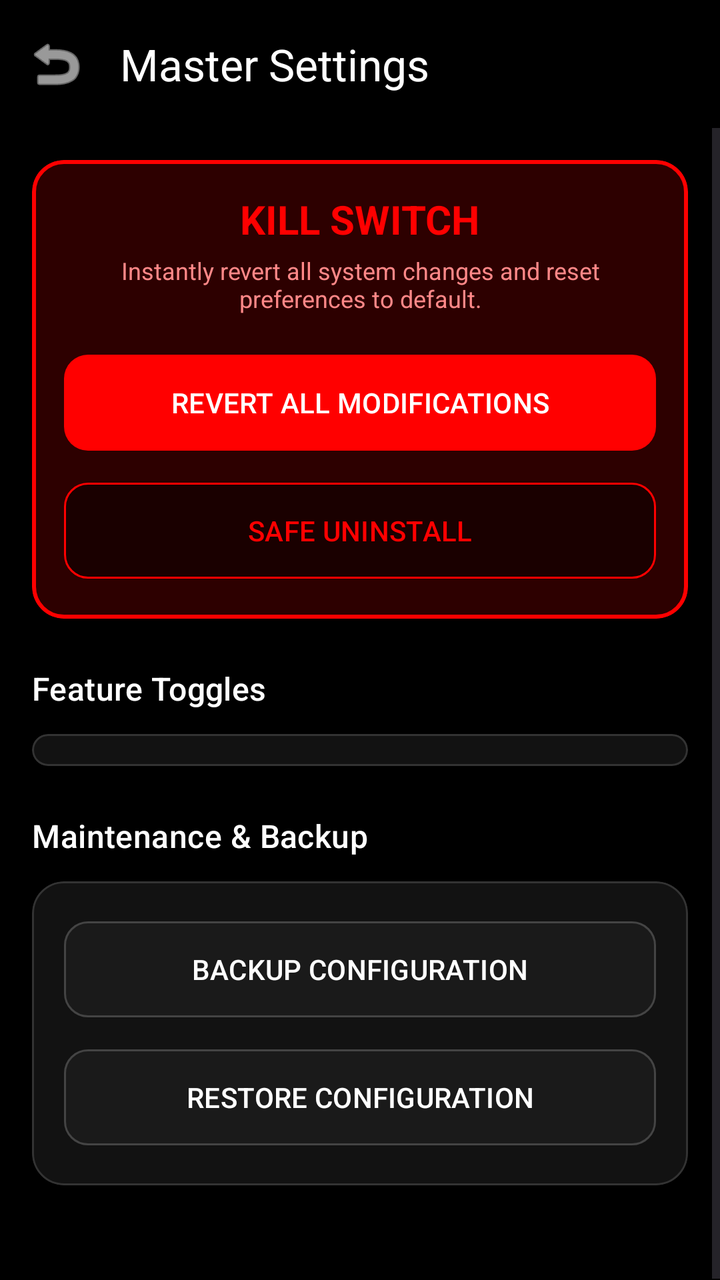
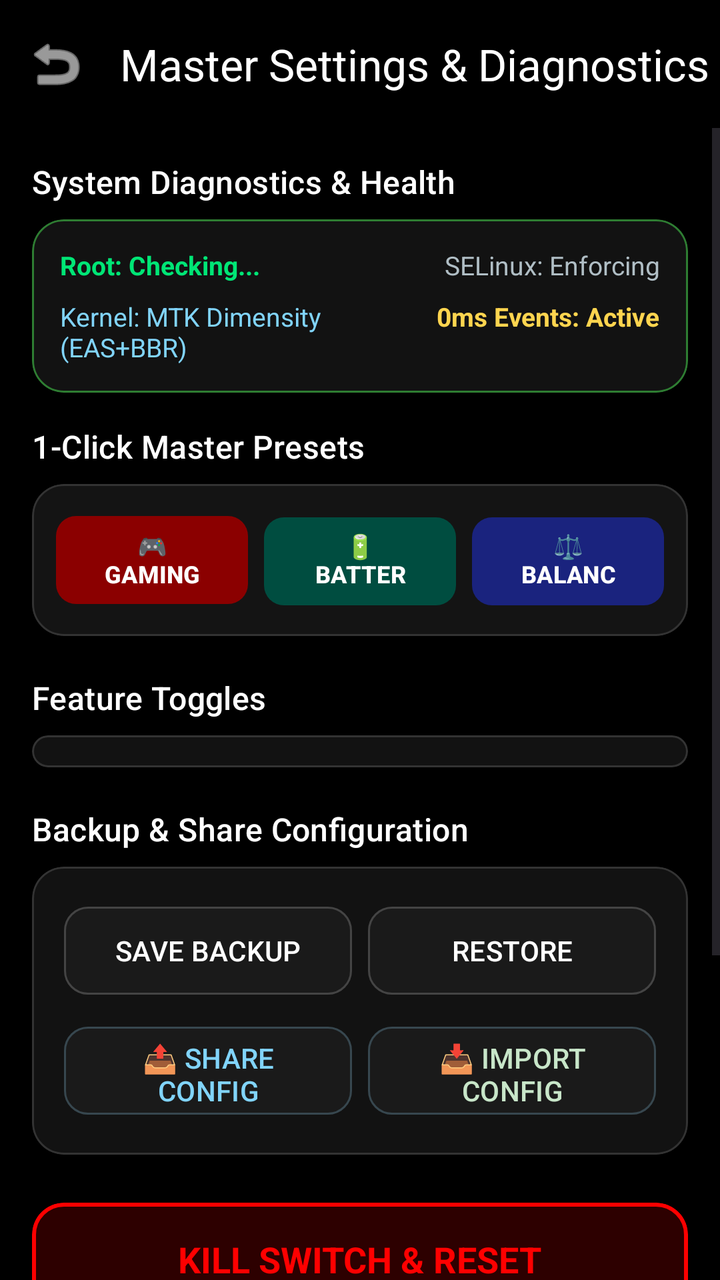

The first picture is an Android layout as it rendered before a commit; the second is the same layout after the commit. The layout source and the unified diff follow.
<!-- AndroidManifest.xml: activity theme Theme.PhoneControl -->
<!-- res/layout/activity_settings.xml -->
<?xml version="1.0" encoding="utf-8"?>
<LinearLayout xmlns:android="http://schemas.android.com/apk/res/android"
    xmlns:app="http://schemas.android.com/apk/res-auto"
    android:layout_width="match_parent"
    android:layout_height="match_parent"
    android:orientation="vertical"
    android:background="@android:color/black"
    android:fitsSystemWindows="true">

    <com.google.android.material.appbar.MaterialToolbar
        android:id="@+id/toolbarSettings"
        android:layout_width="match_parent"
        android:layout_height="?attr/actionBarSize"
        app:title="Master Settings"
        app:titleTextColor="@android:color/white"
        app:navigationIcon="@android:drawable/ic_menu_revert"
        app:navigationIconTint="@android:color/white" />

    <ScrollView
        android:layout_width="match_parent"
        android:layout_height="match_parent">

        <LinearLayout
            android:layout_width="match_parent"
            android:layout_height="wrap_content"
            android:orientation="vertical"
            android:padding="16dp">

            
            <com.google.android.material.card.MaterialCardView
                android:layout_width="match_parent"
                android:layout_height="wrap_content"
                android:layout_marginBottom="24dp"
                app:cardCornerRadius="16dp"
                app:cardBackgroundColor="#2D0000"
                app:strokeWidth="2dp"
                app:strokeColor="#FF0000">

                <LinearLayout
                    android:layout_width="match_parent"
                    android:layout_height="wrap_content"
                    android:orientation="vertical"
                    android:padding="16dp"
                    android:gravity="center">

                    <TextView
                        android:layout_width="wrap_content"
                        android:layout_height="wrap_content"
                        android:text="KILL SWITCH"
                        android:textColor="#FF0000"
                        android:textSize="20sp"
                        android:textStyle="bold" />

                    <TextView
                        android:layout_width="wrap_content"
                        android:layout_height="wrap_content"
                        android:text="Instantly revert all system changes and reset preferences to default."
                        android:textColor="#FF8888"
                        android:textSize="12sp"
                        android:gravity="center"
                        android:layout_marginTop="4dp" />

                    <Button
                        android:id="@+id/btnKillSwitch"
                        android:layout_width="match_parent"
                        android:layout_height="56dp"
                        android:layout_marginTop="16dp"
                        android:text="REVERT ALL MODIFICATIONS"
                        android:textColor="@android:color/white"
                        app:backgroundTint="#FF0000"
                        app:cornerRadius="12dp" />

                    <Button
                        android:id="@+id/btnSafeUninstall"
                        android:layout_width="match_parent"
                        android:layout_height="56dp"
                        android:layout_marginTop="8dp"
                        android:text="SAFE UNINSTALL"
                        android:textColor="#FF0000"
                        app:backgroundTint="#1A0000"
                        app:strokeWidth="1dp"
                        app:strokeColor="#FF0000"
                        app:cornerRadius="12dp" />
                </LinearLayout>
            </com.google.android.material.card.MaterialCardView>

            <TextView
                android:layout_width="wrap_content"
                android:layout_height="wrap_content"
                android:text="Feature Toggles"
                android:textColor="@android:color/white"
                android:textAppearance="@style/TextAppearance.Material3.TitleMedium"
                android:layout_marginBottom="12dp" />

            <com.google.android.material.card.MaterialCardView
                android:layout_width="match_parent"
                android:layout_height="wrap_content"
                app:cardCornerRadius="16dp"
                app:cardBackgroundColor="#121212"
                app:strokeWidth="1dp"
                app:strokeColor="#333333">

                <LinearLayout
                    android:id="@+id/layoutToggleContainer"
                    android:layout_width="match_parent"
                    android:layout_height="wrap_content"
                    android:orientation="vertical"
                    android:padding="8dp" />
            </com.google.android.material.card.MaterialCardView>

            <TextView
                android:layout_width="wrap_content"
                android:layout_height="wrap_content"
                android:text="Maintenance &amp; Backup"
                android:textColor="@android:color/white"
                android:textAppearance="@style/TextAppearance.Material3.TitleMedium"
                android:layout_marginTop="24dp"
                android:layout_marginBottom="12dp" />

            <com.google.android.material.card.MaterialCardView
                android:layout_width="match_parent"
                android:layout_height="wrap_content"
                android:layout_marginBottom="32dp"
                app:cardCornerRadius="16dp"
                app:cardBackgroundColor="#121212"
                app:strokeWidth="1dp"
                app:strokeColor="#333333">

                <LinearLayout
                    android:layout_width="match_parent"
                    android:layout_height="wrap_content"
                    android:orientation="vertical"
                    android:padding="16dp">

                    <Button
                        android:id="@+id/btnBackup"
                        android:layout_width="match_parent"
                        android:layout_height="56dp"
                        android:text="BACKUP CONFIGURATION"
                        app:cornerRadius="12dp"
                        android:backgroundTint="#1A1A1A"
                        android:textColor="@android:color/white"
                        app:strokeWidth="1dp"
                        app:strokeColor="#444444" />

                    <Button
                        android:id="@+id/btnRestore"
                        android:layout_width="match_parent"
                        android:layout_height="56dp"
                        android:layout_marginTop="8dp"
                        android:text="RESTORE CONFIGURATION"
                        app:cornerRadius="12dp"
                        android:backgroundTint="#1A1A1A"
                        android:textColor="@android:color/white"
                        app:strokeWidth="1dp"
                        app:strokeColor="#444444" />
                </LinearLayout>
            </com.google.android.material.card.MaterialCardView>

        </LinearLayout>
    </ScrollView>
</LinearLayout>
<!-- resources referenced by this layout -->
<resources>
  <style name="Theme.PhoneControl" parent="Theme.Material3.DayNight.NoActionBar">
          
          <item name="colorPrimary">@color/purple_500</item>
          <item name="colorPrimaryVariant">@color/purple_700</item>
          <item name="colorOnPrimary">@color/white</item>
          
          <item name="colorSecondary">@color/teal_200</item>
          <item name="colorSecondaryVariant">@color/teal_700</item>
          <item name="colorOnSecondary">@color/black</item>
          
          <item name="android:statusBarColor">@android:color/black</item>
          <item name="android:windowLightStatusBar" tools:targetApi="m">false</item>
          
          
          
      </style>
  <color name="purple_500">#FF6200EE</color>
  <color name="purple_700">#FF3700B3</color>
  <color name="white">#FFFFFFFF</color>
  <color name="teal_200">#FF03DAC5</color>
  <color name="teal_700">#FF018786</color>
  <color name="black">#FF000000</color>
</resources>

<!-- the commit's change to res/layout/activity_settings.xml (unified diff, before → after) -->
@@ -11,7 +11,7 @@
         android:id="@+id/toolbarSettings"
         android:layout_width="match_parent"
         android:layout_height="?attr/actionBarSize"
-        app:title="Master Settings"
+        app:title="Master Settings &amp; Diagnostics"
         app:titleTextColor="@android:color/white"
         app:navigationIcon="@android:drawable/ic_menu_revert"
         app:navigationIconTint="@android:color/white" />
@@ -27,10 +27,274 @@
             android:padding="16dp">
 
             
+            <TextView
+                android:layout_width="wrap_content"
+                android:layout_height="wrap_content"
+                android:text="System Diagnostics &amp; Health"
+                android:textColor="@android:color/white"
+                android:textAppearance="@style/TextAppearance.Material3.TitleMedium"
+                android:layout_marginBottom="8dp" />
+
+            <com.google.android.material.card.MaterialCardView
+                android:layout_width="match_parent"
+                android:layout_height="wrap_content"
+                android:layout_marginBottom="16dp"
+                app:cardCornerRadius="16dp"
+                app:cardBackgroundColor="#121212"
+                app:strokeWidth="1dp"
+                app:strokeColor="#2E7D32">
+
+                <LinearLayout
+                    android:layout_width="match_parent"
+                    android:layout_height="wrap_content"
+                    android:orientation="vertical"
+                    android:padding="14dp">
+
+                    <LinearLayout
+                        android:layout_width="match_parent"
+                        android:layout_height="wrap_content"
+                        android:orientation="horizontal">
+
+                        <TextView
+                            android:id="@+id/tvDiagRoot"
+                            android:layout_width="0dp"
+                            android:layout_height="wrap_content"
+                            android:layout_weight="1"
+                            android:text="Root: Checking..."
+                            android:textColor="#00E676"
+                            android:textSize="13sp"
+                            android:textStyle="bold" />
+
+                        <TextView
+                            android:id="@+id/tvDiagSelinux"
+                            android:layout_width="wrap_content"
+                            android:layout_height="wrap_content"
+                            android:text="SELinux: Enforcing"
+                            android:textColor="#B0BEC5"
+                            android:textSize="13sp" />
+                    </LinearLayout>
+
+                    <LinearLayout
+                        android:layout_width="match_parent"
+                        android:layout_height="wrap_content"
+                        android:orientation="horizontal"
+                        android:layout_marginTop="8dp">
+
+                        <TextView
+                            android:id="@+id/tvDiagKernel"
+                            android:layout_width="0dp"
+                            android:layout_height="wrap_content"
+                            android:layout_weight="1"
+                            android:text="Kernel: MTK Dimensity (EAS+BBR)"
+                            android:textColor="#81D4FA"
+                            android:textSize="13sp" />
+
+                        <TextView
+                            android:id="@+id/tvDiagEventEngine"
+                            android:layout_width="wrap_content"
+                            android:layout_height="wrap_content"
+                            android:text="0ms Events: Active"
+                            android:textColor="#FFD54F"
+                            android:textSize="13sp"
+                            android:textStyle="bold" />
+                    </LinearLayout>
+                </LinearLayout>
+            </com.google.android.material.card.MaterialCardView>
+
+            
+            <TextView
+                android:layout_width="wrap_content"
+                android:layout_height="wrap_content"
+                android:text="1-Click Master Presets"
+                android:textColor="@android:color/white"
+                android:textAppearance="@style/TextAppearance.Material3.TitleMedium"
+                android:layout_marginBottom="8dp" />
+
+            <com.google.android.material.card.MaterialCardView
+                android:layout_width="match_parent"
+                android:layout_height="wrap_content"
+                android:layout_marginBottom="20dp"
+                app:cardCornerRadius="16dp"
+                app:cardBackgroundColor="#141414"
+                app:strokeWidth="1dp"
+                app:strokeColor="#333333">
+
+                <LinearLayout
+                    android:layout_width="match_parent"
+                    android:layout_height="wrap_content"
+                    android:orientation="vertical"
+                    android:padding="12dp">
+
+                    <LinearLayout
+                        android:layout_width="match_parent"
+                        android:layout_height="wrap_content"
+                        android:orientation="horizontal">
+
+                        <Button
+                            android:id="@+id/btnPresetGaming"
+                            android:layout_width="0dp"
+                            android:layout_height="52dp"
+                            android:layout_weight="1"
+                            android:layout_marginEnd="4dp"
+                            android:text="🎮 GAMING"
+                            android:textSize="12sp"
+                            android:textStyle="bold"
+                            android:textColor="@android:color/white"
+                            app:backgroundTint="#8B0000"
+                            app:cornerRadius="10dp" />
+
+                        <Button
+                            android:id="@+id/btnPresetBattery"
+                            android:layout_width="0dp"
+                            android:layout_height="52dp"
+                            android:layout_weight="1"
+                            android:layout_marginStart="4dp"
+                            android:layout_marginEnd="4dp"
+                            android:text="🔋 BATTERY"
+                            android:textSize="12sp"
+                            android:textStyle="bold"
+                            android:textColor="@android:color/white"
+                            app:backgroundTint="#004D40"
+                            app:cornerRadius="10dp" />
+
+                        <Button
+                            android:id="@+id/btnPresetBalance"
+                            android:layout_width="0dp"
+                            android:layout_height="52dp"
+                            android:layout_weight="1"
+                            android:layout_marginStart="4dp"
+                            android:text="⚖️ BALANCE"
+                            android:textSize="12sp"
+                            android:textStyle="bold"
+                            android:textColor="@android:color/white"
+                            app:backgroundTint="#1A237E"
+                            app:cornerRadius="10dp" />
+                    </LinearLayout>
+                </LinearLayout>
+            </com.google.android.material.card.MaterialCardView>
+
+            
+            <TextView
+                android:layout_width="wrap_content"
+                android:layout_height="wrap_content"
+                android:text="Feature Toggles"
+                android:textColor="@android:color/white"
+                android:textAppearance="@style/TextAppearance.Material3.TitleMedium"
+                android:layout_marginBottom="8dp" />
+
+            <com.google.android.material.card.MaterialCardView
+                android:layout_width="match_parent"
+                android:layout_height="wrap_content"
+                android:layout_marginBottom="20dp"
+                app:cardCornerRadius="16dp"
+                app:cardBackgroundColor="#121212"
+                app:strokeWidth="1dp"
+                app:strokeColor="#333333">
+
+                <LinearLayout
+                    android:id="@+id/layoutToggleContainer"
+                    android:layout_width="match_parent"
+                    android:layout_height="wrap_content"
+                    android:orientation="vertical"
+                    android:padding="8dp" />
+            </com.google.android.material.card.MaterialCardView>
+
+            
+            <TextView
+                android:layout_width="wrap_content"
+                android:layout_height="wrap_content"
+                android:text="Backup &amp; Share Configuration"
+                android:textColor="@android:color/white"
+                android:textAppearance="@style/TextAppearance.Material3.TitleMedium"
+                android:layout_marginBottom="8dp" />
+
             <com.google.android.material.card.MaterialCardView
                 android:layout_width="match_parent"
                 android:layout_height="wrap_content"
                 android:layout_marginBottom="24dp"
+                app:cardCornerRadius="16dp"
+                app:cardBackgroundColor="#121212"
+                app:strokeWidth="1dp"
+                app:strokeColor="#333333">
+
+                <LinearLayout
+                    android:layout_width="match_parent"
+                    android:layout_height="wrap_content"
+                    android:orientation="vertical"
+                    android:padding="16dp">
+
+                    <LinearLayout
+                        android:layout_width="match_parent"
+                        android:layout_height="wrap_content"
+                        android:orientation="horizontal">
+
+                        <Button
+                            android:id="@+id/btnBackup"
+                            android:layout_width="0dp"
+                            android:layout_height="52dp"
+                            android:layout_weight="1"
+                            android:layout_marginEnd="4dp"
+                            android:text="SAVE BACKUP"
+                            app:cornerRadius="12dp"
+                            android:backgroundTint="#1A1A1A"
+                            android:textColor="@android:color/white"
+                            app:strokeWidth="1dp"
+                            app:strokeColor="#444444" />
+
+                        <Button
+                            android:id="@+id/btnRestore"
+                            android:layout_width="0dp"
+                            android:layout_height="52dp"
+                            android:layout_weight="1"
+                            android:layout_marginStart="4dp"
+                            android:text="RESTORE"
+                            app:cornerRadius="12dp"
+                            android:backgroundTint="#1A1A1A"
+                            android:textColor="@android:color/white"
+                            app:strokeWidth="1dp"
+                            app:strokeColor="#444444" />
+                    </LinearLayout>
+
+                    <LinearLayout
+                        android:layout_width="match_parent"
+                        android:layout_height="wrap_content"
+                        android:orientation="horizontal"
+                        android:layout_marginTop="8dp">
+
+                        <Button
+                            android:id="@+id/btnShareConfig"
+                            android:layout_width="0dp"
+                            android:layout_height="52dp"
+                            android:layout_weight="1"
+                            android:layout_marginEnd="4dp"
+                            android:text="📤 SHARE CONFIG"
+                            app:cornerRadius="12dp"
+                            android:backgroundTint="#1A1A1A"
+                            android:textColor="#81D4FA"
+                            app:strokeWidth="1dp"
+                            app:strokeColor="#37474F" />
+
+                        <Button
+                            android:id="@+id/btnImportConfig"
+                            android:layout_width="0dp"
+                            android:layout_height="52dp"
+                            android:layout_weight="1"
+                            android:layout_marginStart="4dp"
+                            android:text="📥 IMPORT CONFIG"
+                            app:cornerRadius="12dp"
+                            android:backgroundTint="#1A1A1A"
+                            android:textColor="#C8E6C9"
+                            app:strokeWidth="1dp"
+                            app:strokeColor="#37474F" />
+                    </LinearLayout>
+                </LinearLayout>
+            </com.google.android.material.card.MaterialCardView>
+
+            
+            <com.google.android.material.card.MaterialCardView
+                android:layout_width="match_parent"
+                android:layout_height="wrap_content"
+                android:layout_marginBottom="32dp"
                 app:cardCornerRadius="16dp"
                 app:cardBackgroundColor="#2D0000"
                 app:strokeWidth="2dp"
@@ -46,9 +310,9 @@
                     <TextView
                         android:layout_width="wrap_content"
                         android:layout_height="wrap_content"
-                        android:text="KILL SWITCH"
+                        android:text="KILL SWITCH &amp; RESET"
                         android:textColor="#FF0000"
-                        android:textSize="20sp"
+                        android:textSize="18sp"
                         android:textStyle="bold" />
 
                     <TextView
@@ -63,8 +327,8 @@
                     <Button
                         android:id="@+id/btnKillSwitch"
                         android:layout_width="match_parent"
-                        android:layout_height="56dp"
-                        android:layout_marginTop="16dp"
+                        android:layout_height="52dp"
+                        android:layout_marginTop="14dp"
                         android:text="REVERT ALL MODIFICATIONS"
                         android:textColor="@android:color/white"
                         app:backgroundTint="#FF0000"
@@ -73,7 +337,7 @@
                     <Button
                         android:id="@+id/btnSafeUninstall"
                         android:layout_width="match_parent"
-                        android:layout_height="56dp"
+                        android:layout_height="52dp"
                         android:layout_marginTop="8dp"
                         android:text="SAFE UNINSTALL"
                         android:textColor="#FF0000"
@@ -84,79 +348,6 @@
                 </LinearLayout>
             </com.google.android.material.card.MaterialCardView>
 
-            <TextView
-                android:layout_width="wrap_content"
-                android:layout_height="wrap_content"
-                android:text="Feature Toggles"
-                android:textColor="@android:color/white"
-                android:textAppearance="@style/TextAppearance.Material3.TitleMedium"
-                android:layout_marginBottom="12dp" />
-
-            <com.google.android.material.card.MaterialCardView
-                android:layout_width="match_parent"
-                android:layout_height="wrap_content"
-                app:cardCornerRadius="16dp"
-                app:cardBackgroundColor="#121212"
-                app:strokeWidth="1dp"
-                app:strokeColor="#333333">
-
-                <LinearLayout
-                    android:id="@+id/layoutToggleContainer"
-                    android:layout_width="match_parent"
-                    android:layout_height="wrap_content"
-                    android:orientation="vertical"
-                    android:padding="8dp" />
-            </com.google.android.material.card.MaterialCardView>
-
-            <TextView
-                android:layout_width="wrap_content"
-                android:layout_height="wrap_content"
-                android:text="Maintenance &amp; Backup"
-                android:textColor="@android:color/white"
-                android:textAppearance="@style/TextAppearance.Material3.TitleMedium"
-                android:layout_marginTop="24dp"
-                android:layout_marginBottom="12dp" />
-
-            <com.google.android.material.card.MaterialCardView
-                android:layout_width="match_parent"
-                android:layout_height="wrap_content"
-                android:layout_marginBottom="32dp"
-                app:cardCornerRadius="16dp"
-                app:cardBackgroundColor="#121212"
-                app:strokeWidth="1dp"
-                app:strokeColor="#333333">
-
-                <LinearLayout
-                    android:layout_width="match_parent"
-                    android:layout_height="wrap_content"
-                    android:orientation="vertical"
-                    android:padding="16dp">
-
-                    <Button
-                        android:id="@+id/btnBackup"
-                        android:layout_width="match_parent"
-                        android:layout_height="56dp"
-                        android:text="BACKUP CONFIGURATION"
-                        app:cornerRadius="12dp"
-                        android:backgroundTint="#1A1A1A"
-                        android:textColor="@android:color/white"
-                        app:strokeWidth="1dp"
-                        app:strokeColor="#444444" />
-
-                    <Button
-                        android:id="@+id/btnRestore"
-                        android:layout_width="match_parent"
-                        android:layout_height="56dp"
-                        android:layout_marginTop="8dp"
-                        android:text="RESTORE CONFIGURATION"
-                        app:cornerRadius="12dp"
-                        android:backgroundTint="#1A1A1A"
-                        android:textColor="@android:color/white"
-                        app:strokeWidth="1dp"
-                        app:strokeColor="#444444" />
-                </LinearLayout>
-            </com.google.android.material.card.MaterialCardView>
-
         </LinearLayout>
     </ScrollView>
 </LinearLayout>
